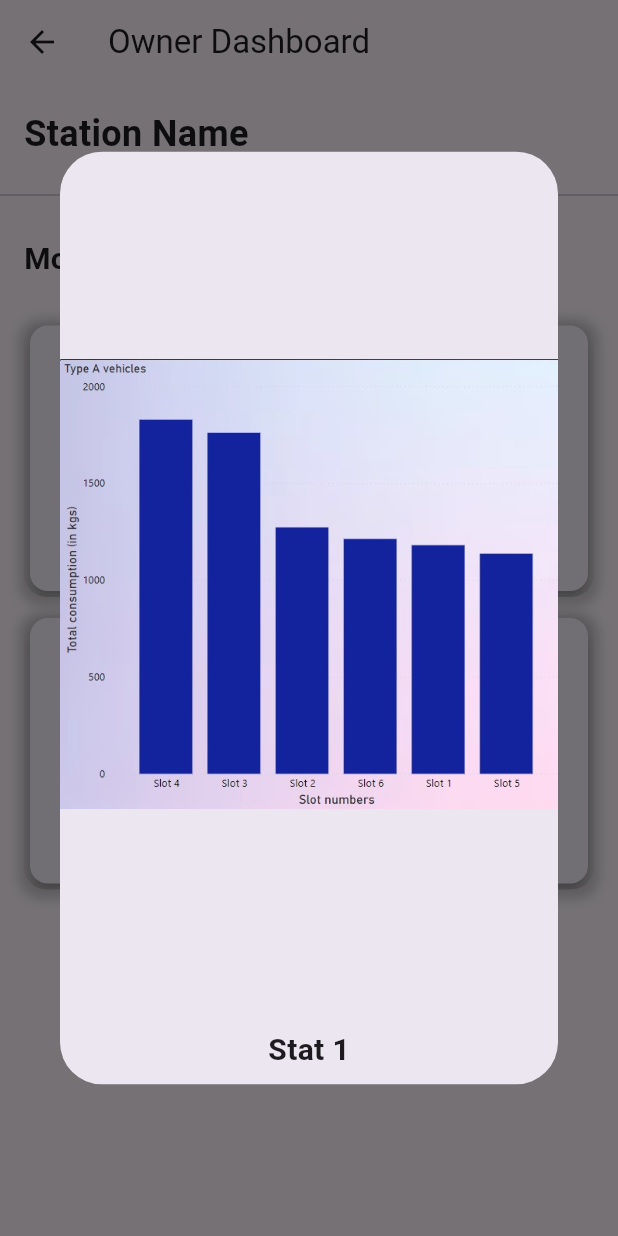
After one commit to codderv006/DevIgnite-24-Quick-Fill-GFC01, a Flutter app: the OwnerDashboardPage screen opened directly, after a tap on "Stat 1", on a phone screen of 412 x 824 dp. The commit adds this screen. Run offline on Flutter 3.47's test engine with Material 3 defaults, Android fonts, the phone set to English and light mode, and no system bars; our stand-ins replace qr_flutter; missing offline and left inert: flutter_inappwebview, flutter_web_browser.

Commit message:
final updates

```diff
--- /dev/null
+++ b/lib/ownerdashB.dart
@@ -0,0 +1,117 @@
+import 'package:flutter/material.dart';
+
+class OwnerDashboardPage extends StatelessWidget {
+  @override
+  Widget build(BuildContext context) {
+    return Scaffold(
+      appBar: AppBar(
+        title: Text('Owner Dashboard'),
+      ),
+      body: Column(
+        crossAxisAlignment: CrossAxisAlignment.stretch,
+        children: [
+          Padding(
+            padding: const EdgeInsets.all(16.0),
+            child: Text(
+              'Station Name', // Replace with the actual station name
+              style: TextStyle(fontSize: 24, fontWeight: FontWeight.bold),
+            ),
+          ),
+          Divider(),
+          SizedBox(height: 20),
+          Padding(
+            padding: const EdgeInsets.symmetric(horizontal: 16.0),
+            child: Text(
+              'Monthly Statistics',
+              style: TextStyle(fontSize: 20, fontWeight: FontWeight.bold),
+            ),
+          ),
+          SizedBox(height: 10),
+          Expanded(
+            child: GridView.count(
+              crossAxisCount: 2,
+              mainAxisSpacing: 10,
+              crossAxisSpacing: 10,
+              padding: EdgeInsets.all(16),
+              children: [
+                _buildStatCard(context, 'assets/stat1.jpeg', 'Stat 1'),
+                _buildStatCard(context, 'assets/stat2.jpeg', 'Stat 2'),
+                _buildStatCard(context, 'assets/stat3.jpeg', 'Stat 3'),
+                _buildStatCard(context, 'assets/stat4.jpeg', 'Stat 4'),
+              ],
+            ),
+          ),
+        ],
+      ),
+    );
+  }
+
+  Widget _buildStatCard(BuildContext context, String imagePath, String title) {
+    return GestureDetector(
+      onTap: () {
+        _showFullScreenImage(context, imagePath, title);
+      },
+      child: Container(
+        decoration: BoxDecoration(
+          borderRadius: BorderRadius.circular(15),
+          boxShadow: [
+            BoxShadow(
+              color: Colors.grey.withOpacity(0.5),
+              spreadRadius: 3,
+              blurRadius: 5,
+              offset: Offset(0, 3),
+            ),
+          ],
+        ),
+        child: ClipRRect(
+          borderRadius: BorderRadius.circular(15),
+          child: Card(
+            elevation: 5,
+            child: Column(
+              mainAxisAlignment: MainAxisAlignment.center,
+              children: [
+                Image.asset(
+                  imagePath,
+                  height: 100,
+                  width: 100,
+                  fit: BoxFit.cover,
+                ),
+                SizedBox(height: 10),
+                Text(
+                  title,
+                  style: TextStyle(fontSize: 16, fontWeight: FontWeight.bold),
+                ),
+              ],
+            ),
+          ),
+        ),
+      ),
+    );
+  }
+
+  void _showFullScreenImage(BuildContext context, String imagePath, String title) {
+    showDialog(
+      context: context,
+      builder: (context) => Dialog(
+        child: Column(
+          mainAxisSize: MainAxisSize.min,
+          children: [
+            Image.asset(
+              imagePath,
+              height: MediaQuery.of(context).size.height * 0.7,
+              width: double.infinity,
+              fit: BoxFit.contain,
+            ),
+            Padding(
+              padding: const EdgeInsets.all(8.0),
+              child: Text(
+                title,
+                style: TextStyle(fontSize: 20, fontWeight: FontWeight.bold),
+              ),
+            ),
+          ],
+        ),
+      ),
+    );
+  }
+}
--- a/pubspec.yaml
+++ b/pubspec.yaml
@@ -32,6 +32,8 @@ dependencies:
     sdk: flutter
   url_launcher: ^6.0.9
   flutter_web_browser: ^0.17.1
+  flutter_inappwebview: ^5.0.4
+  qr_flutter: ^4.0.0
 
   # The following adds the Cupertino Icons font to your application.
   # Use with the CupertinoIcons class for iOS style icons.
@@ -71,6 +73,10 @@ flutter:
     - assets/pumpImage/stationIMG3.png
     - assets/pumpImage/stationIMG4.jpg
     - assets/pumpImage/stationIMG5.jpg
+    - assets/stat3.jpeg
+    - assets/stat2.jpeg
+    - assets/stat1.jpeg
+    - assets/stat4.jpeg
   # To add assets to your application, add an assets section, like this:
   # assets:
   #   - images/a_dot_burr.jpeg
```
Also changed, not shown: lib/homePage.dart (+27 -7 lines), lib/login_page.dart (+10 -3 lines), lib/mappage.dart (+23 -2 lines), lib/slot_booking_page.dart (+109 -24 lines), assets/stat1.jpeg (added), assets/stat2.jpeg (added), assets/stat3.jpeg (added), assets/stat4.jpeg (added), pubspec.lock.
